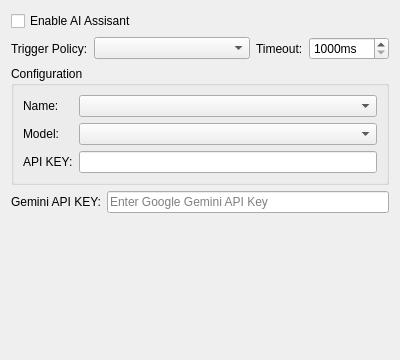
fengzhu2007/anycode, file App/modules/options/ai_option_widget.ui: the form before one commit.
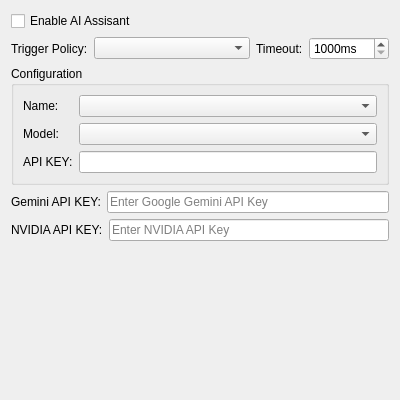
The form after the commit.

What changed in the file:
```diff
--- a/App/modules/options/ai_option_widget.ui
+++ b/App/modules/options/ai_option_widget.ui
@@ -7,7 +7,7 @@
     <x>0</x>
     <y>0</y>
     <width>400</width>
-    <height>360</height>
+    <height>400</height>
    </rect>
   </property>
   <property name="windowTitle">
@@ -132,6 +132,27 @@
      </item>
     </layout>
    </item>
+   <item>
+    <layout class="QHBoxLayout" name="horizontalLayout_nvidia">
+     <item>
+      <widget class="QLabel" name="label_nvidia_key">
+       <property name="text">
+        <string>NVIDIA API KEY:</string>
+       </property>
+      </widget>
+     </item>
+     <item>
+      <widget class="QLineEdit" name="nvidiaApiKey">
+       <property name="echoMode">
+        <enum>QLineEdit::Password</enum>
+       </property>
+       <property name="placeholderText">
+        <string>Enter NVIDIA API Key</string>
+       </property>
+      </widget>
+     </item>
+    </layout>
+   </item>
    <item>
     <spacer name="verticalSpacer">
      <property name="orientation">
```
